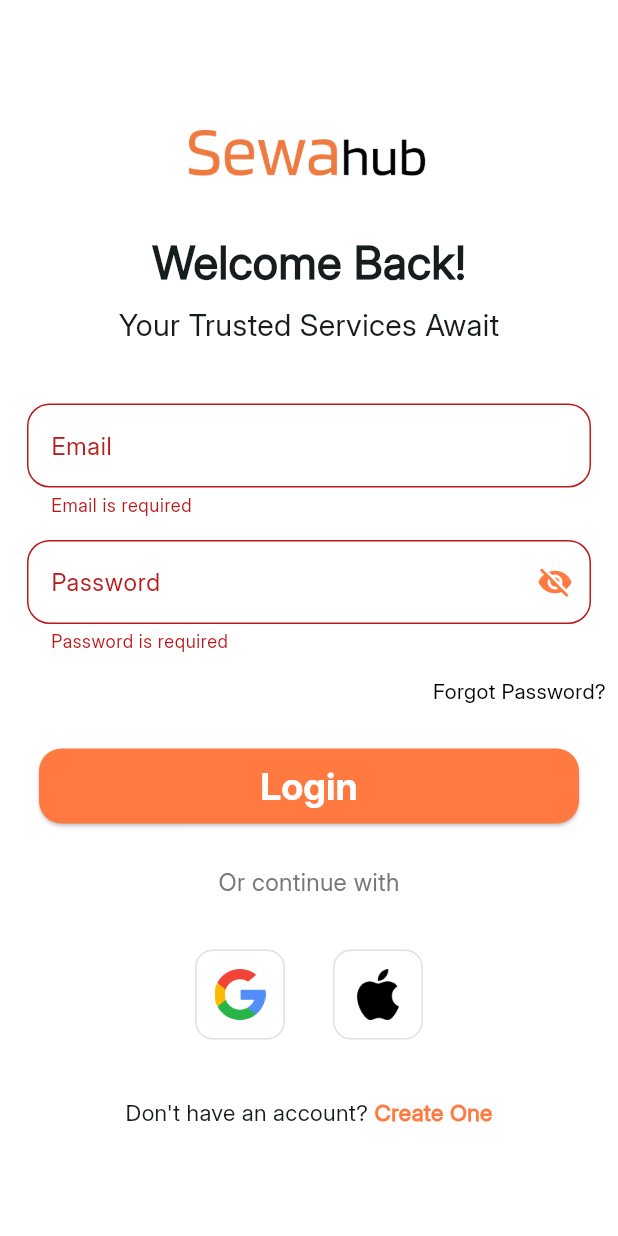
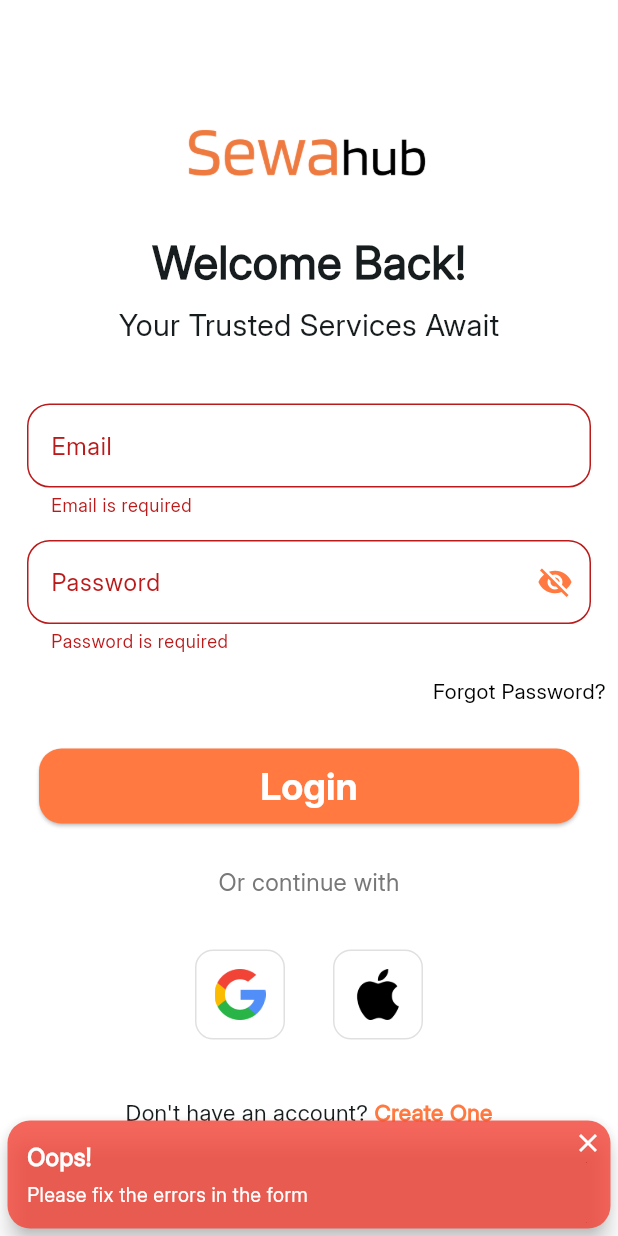
Before and after one commit to SajeenaMahotra/sewa_hub, a Flutter app: the LoginScreen screen opened directly, after a tap on "Login", on a phone screen of 412 x 824 dp. Run offline on Flutter 3.47's test engine with Material 3 defaults, Android fonts, the phone set to English and light mode, and no system bars; our stand-ins replace dartz, equatable, flutter_riverpod, hive; accounts and stored records are empty.

Commit message:
add login validation

```diff
--- a/lib/features/auth/presentation/pages/login_page.dart
+++ b/lib/features/auth/presentation/pages/login_page.dart
@@ -1,19 +1,22 @@
 import 'package:flutter/material.dart';
-import 'package:sewa_hub/commons/snackbar.dart';
+import 'package:flutter_riverpod/flutter_riverpod.dart';
+import 'package:sewa_hub/core/utils/snackbar_utils.dart';
 import 'package:sewa_hub/screens/dashboard_screen.dart';
 import 'package:sewa_hub/features/auth/presentation/pages/signup_page.dart';
 import 'package:sewa_hub/core/widgets/button1.dart';
 import 'package:sewa_hub/core/widgets/button2.dart';
 import 'package:sewa_hub/core/widgets/custom_text_field.dart';
+import 'package:sewa_hub/features/auth/presentation/state/auth_state.dart';
+import 'package:sewa_hub/features/auth/presentation/view_model/auth_view_model.dart';
 
-class LoginScreen extends StatefulWidget {
+class LoginScreen extends ConsumerStatefulWidget {
   const LoginScreen({super.key});
 
   @override
-  State<LoginScreen> createState() => _LoginScreenState();
+  ConsumerState<LoginScreen> createState() => _LoginScreenState();
 }
 
-class _LoginScreenState extends State<LoginScreen> {
+class _LoginScreenState extends ConsumerState<LoginScreen> {
   final _formKey = GlobalKey<FormState>();
   final TextEditingController _emailController = TextEditingController();
   final TextEditingController _passwordController = TextEditingController();
@@ -26,31 +29,18 @@
     super.dispose();
   }
 
-  void _validateAndLogin() {
+  Future<void> _validateAndLogin() async {
     if (_formKey.currentState!.validate()) {
-      // Login successful
-      showSnackbar(
-        context: context,
-        message: "You’re now logged in.",
-        color: Colors.green, title: 'Login Successful!',
+      // Form is valid, proceed with login
+      ref.read(authViewModelProvider.notifier).login(
+        email: _emailController.text,
+        password: _passwordController.text,
       );
-      // Clear fields after successful login
-      _emailController.clear();
-      _passwordController.clear();
-      // Navigate to Dashboard after 1 second delay
-      Future.delayed(const Duration(seconds: 1), () {
-        if (mounted) {
-          Navigator.push(
-            context,
-            MaterialPageRoute(builder: (context) => const DashboardScreen()),
-          );
-        }
-      });
     } else {
-      showSnackbar(
-        context: context,
-        message: "Please check your details and try again.",
-        color: Colors.red, title: 'Oops!',
+      // Form validation failed, show error snackbar
+      SnackbarUtils.showError(
+        context,
+        message: "Please fix the errors in the form",
       );
     }
   }
@@ -58,6 +48,41 @@
   @override
   Widget build(BuildContext context) {
     final screenWidth = MediaQuery.of(context).size.width;
+    final authState = ref.watch(authViewModelProvider);
+
+    ref.listen<AuthState>(authViewModelProvider, (previous, next) {
+      if (next.status == AuthStatus.error) {
+        SnackbarUtils.showError(
+          context,
+          message: next.errorMessage ?? 'Failed to login',
+        );
+      }
+
+      if (next.status == AuthStatus.authenticated) {
+        SnackbarUtils.showSuccess(
+          context,
+          message: "You're now logged in",
+          title: 'Login Successful!',
+        );
+
+        // Clear fields
+        _emailController.clear();
+        _passwordController.clear();
+
+        // Navigate after success
+        Future.delayed(const Duration(seconds: 1), () {
+          if (mounted) {
+            Navigator.pushReplacement(
+              context,
+              MaterialPageRoute(
+                builder: (_) => const DashboardScreen(),
+              ),
+            );
+          }
+        });
+      }
+    });
+
     return Scaffold(
       backgroundColor: Colors.white,
       body: Center(
@@ -173,7 +198,10 @@
                         // Login Button
                         Padding(
                           padding: const EdgeInsets.only(right: 10, left: 10),
-                          child: Button2(text: "Login", onPressed: _validateAndLogin),
+                          child: Button2(
+                            text: "Login",
+                            onPressed: _validateAndLogin,
+                          ),
                         ),
                         const SizedBox(height: 20),
                         const Text(
@@ -192,14 +220,16 @@
                               logoPath: 'assets/images/google_logo.png',
                               onPressed: () {
                                 // Add Google login logic
-                              }, logoSize: 60,
+                              },
+                              logoSize: 60,
                             ),
                             const SizedBox(width: 16),
                             Button1(
                               logoPath: 'assets/images/apple_logo.png',
                               onPressed: () {
                                 // Add Apple login logic
-                              }, logoSize: 60,
+                              },
+                              logoSize: 60,
                             ),
                           ],
                         ),
```
